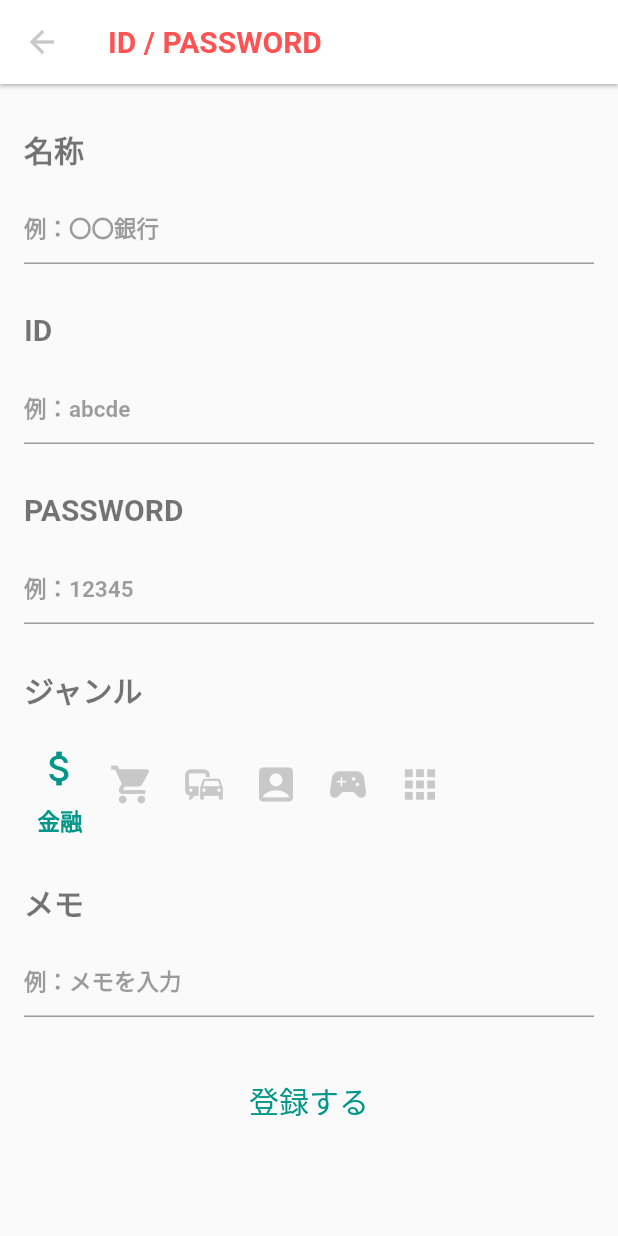
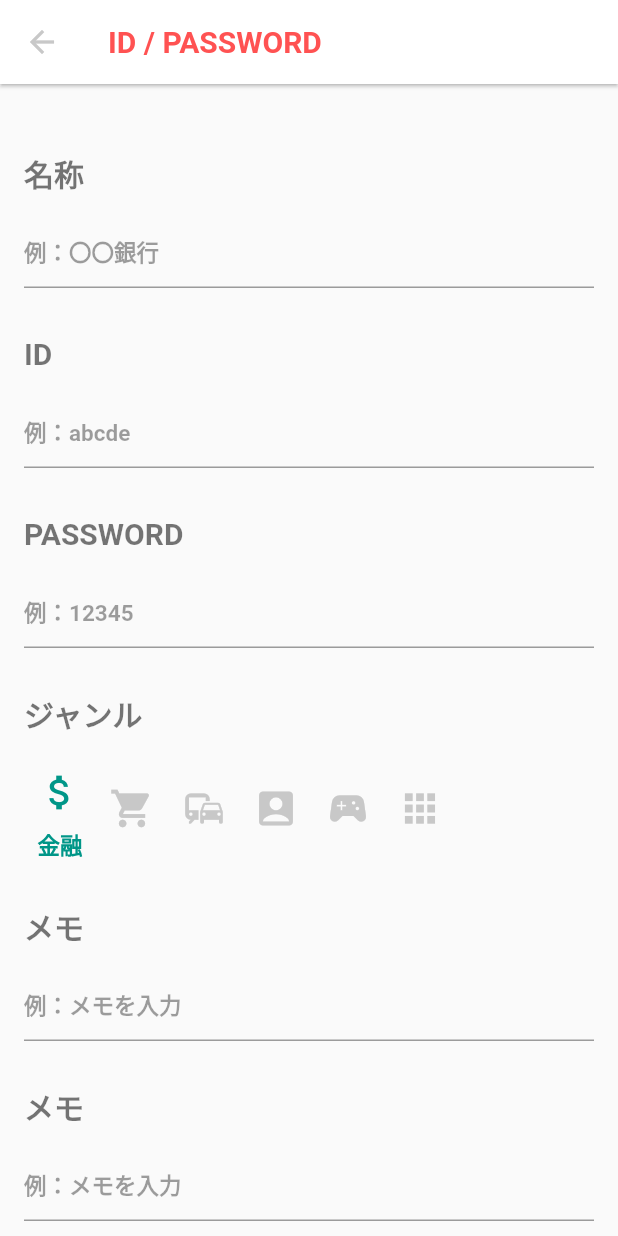
Before and after one commit to kolbe-ryo/password_app_2, a Flutter app: the screen it shows after launch, after a tap on the "add" icon, on a phone screen of 412 x 824 dp. Run offline on Flutter 3.47's test engine with Material 2 defaults, Android fonts, the phone set to English and light mode, and no system bars; our stand-ins replace flutter_riverpod, flutter_secure_storage, fluttertoast, freezed_annotation.

Commit message:
const to enum bottomnavigationitems

```diff
--- /dev/null
+++ b/lib/enum/bottom_navigation_item_enum.dart
@@ -0,0 +1,43 @@
+import 'package:flutter/material.dart';
+import 'package:password_app_2/view/genre_order_page.dart';
+import 'package:password_app_2/view/registration_order_page.dart';
+import 'package:password_app_2/view/settings_page.dart';
+
+enum BottomNavigationBarItemEnum {
+  registrationOrder,
+  genreOrder,
+  settings,
+}
+
+extension BottomNavigationBarItemEnumExt on BottomNavigationBarItemEnum {
+  BottomNavigationBarItem get bottomNavigationBarItem {
+    switch (this) {
+      case BottomNavigationBarItemEnum.registrationOrder:
+        return const BottomNavigationBarItem(
+          icon: Icon(Icons.access_time),
+          label: '登録順',
+        );
+      case BottomNavigationBarItemEnum.genreOrder:
+        return const BottomNavigationBarItem(
+          icon: Icon(Icons.apps_outlined),
+          label: 'ジャンル別',
+        );
+      case BottomNavigationBarItemEnum.settings:
+        return const BottomNavigationBarItem(
+          icon: Icon(Icons.settings_outlined),
+          label: '設定',
+        );
+    }
+  }
+
+  Widget get page {
+    switch (this) {
+      case BottomNavigationBarItemEnum.registrationOrder:
+        return const RegistrationOrderPage();
+      case BottomNavigationBarItemEnum.genreOrder:
+        return const GenreOrderPage();
+      case BottomNavigationBarItemEnum.settings:
+        return const SettingsPage();
+    }
+  }
+}
--- a/lib/view/component/molecules/input_tile.dart
+++ b/lib/view/component/molecules/input_tile.dart
@@ -8,7 +8,7 @@ import 'package:password_app_2/view/id_password_manager_page.dart';
 final textProvider = StateProvider(((ref) => ''));
 
 class InputTile extends ConsumerWidget {
-  InputTile(
+  const InputTile(
     this.idPasswordManagerItem, {
     Key? key,
   }) : super(key: key);
--- /dev/null
+++ b/lib/view/component/organisms/bottom_navigation_bar_items.dart
@@ -0,0 +1,25 @@
+import 'package:flutter/material.dart';
+import 'package:flutter_riverpod/flutter_riverpod.dart';
+import 'package:password_app_2/enum/bottom_navigation_item_enum.dart';
+import 'package:password_app_2/view/selection_page.dart';
+
+class BottomNavigationBarItems extends ConsumerWidget {
+  const BottomNavigationBarItems({
+    Key? key,
+    required this.pageIndex,
+  }) : super(key: key);
+
+  final int pageIndex;
+
+  @override
+  Widget build(BuildContext context, WidgetRef ref) {
+    return BottomNavigationBar(
+      items: BottomNavigationBarItemEnum.values
+          .map((item) => item.bottomNavigationBarItem)
+          .toList(),
+      currentIndex: pageIndex,
+      onTap: (int index) =>
+          ref.read(pageIndexProvider.state).update((state) => index),
+    );
+  }
+}
--- a/lib/view/id_password_manager_page.dart
+++ b/lib/view/id_password_manager_page.dart
@@ -3,7 +3,6 @@ import 'package:flutter_riverpod/flutter_riverpod.dart';
 import 'package:password_app_2/constants/const_letter.dart';
 import 'package:password_app_2/constants/style.dart';
 import 'package:password_app_2/enum/id_password_manager_item_enum.dart';
-import 'package:password_app_2/model/id_password_manager_item_model.dart';
 import 'package:password_app_2/model/id_password_save_model.dart';
 import 'package:password_app_2/view/component/atom/data_register_button.dart';
 import 'package:password_app_2/view/component/molecules/genre_select_tile.dart';
@@ -22,14 +21,15 @@ class IdPasswordManagerPage extends StatelessWidget {
         title: const Text(kAppBarTitle),
         iconTheme: const IconThemeData(color: kGreyColor),
       ),
-      body: Padding(
-        padding: const EdgeInsets.symmetric(horizontal: kSpacing),
+      body: SingleChildScrollView(
+        padding: const EdgeInsets.all(kSpacing),
         child: Column(
           children: [
             InputTile(IdPasswordManagerItems.name.itemModel),
             InputTile(IdPasswordManagerItems.id.itemModel),
             InputTile(IdPasswordManagerItems.password.itemModel),
             GenreSelectTile(IdPasswordManagerItems.genre.itemModel),
+            InputTile(IdPasswordManagerItems.memo.itemModel),
             InputTile(IdPasswordManagerItems.memo.itemModel),
             const DataRegisterButton(),
           ],
--- a/lib/view/selection_page.dart
+++ b/lib/view/selection_page.dart
@@ -1,8 +1,9 @@
 import 'package:flutter/material.dart';
 import 'package:flutter_riverpod/flutter_riverpod.dart';
-import 'package:password_app_2/constants/bottom_navigation_item.dart';
 import 'package:password_app_2/constants/const_letter.dart';
+import 'package:password_app_2/enum/bottom_navigation_item_enum.dart';
 import 'package:password_app_2/model/id_password_save_model.dart';
+import 'package:password_app_2/view/component/organisms/bottom_navigation_bar_items.dart';
 import 'package:password_app_2/view/id_password_manager_page.dart';
 
 // provider for page index
@@ -19,9 +20,9 @@ class SelectionPage extends ConsumerWidget {
       appBar: AppBar(
         title: const Text(kAppBarTitle),
       ),
-      body: Consumer(
-        builder: (context, ref, child) => kNavigationPageItems[pageIndex],
-      ),
+      body: BottomNavigationBarItemEnum.values
+          .map((item) => item.page)
+          .toList()[pageIndex],
       floatingActionButton: FloatingActionButton(
           child: const Icon(Icons.add),
           onPressed: () {
@@ -35,11 +36,7 @@ class SelectionPage extends ConsumerWidget {
               ),
             );
           }),
-      bottomNavigationBar: BottomNavigationBar(
-        items: kBottomNavigationItems,
-        currentIndex: pageIndex,
-        onTap: (int index) => ref.read(pageIndexProvider.state).state = index,
-      ),
+      bottomNavigationBar: BottomNavigationBarItems(pageIndex: pageIndex),
     );
   }
 }
```
Also changed, not shown: lib/constants/bottom_navigation_item.dart (deleted, +0 -25 lines).
